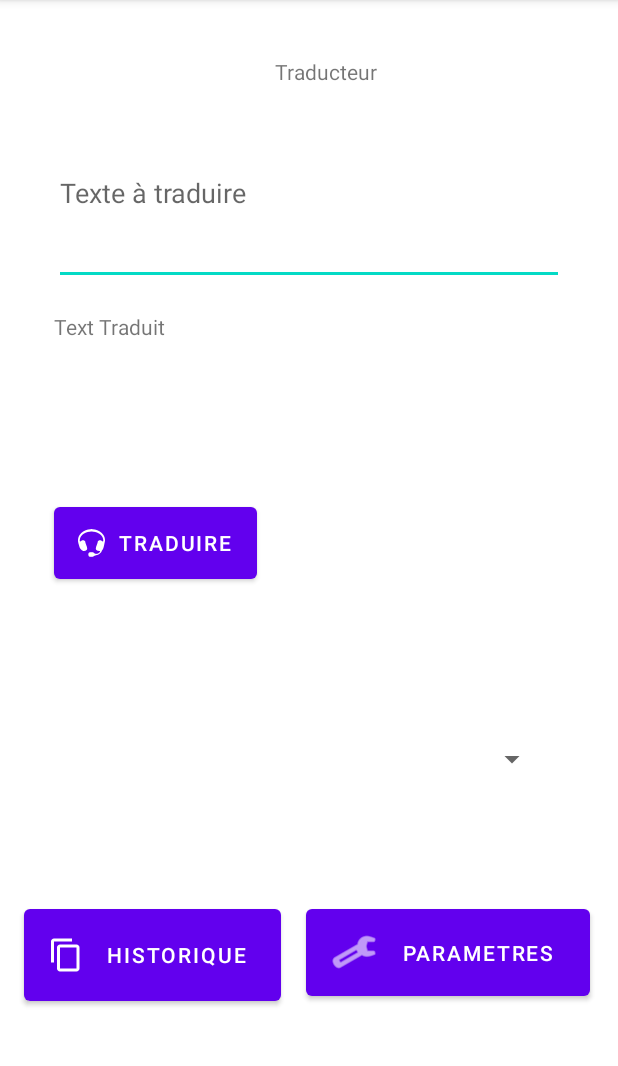
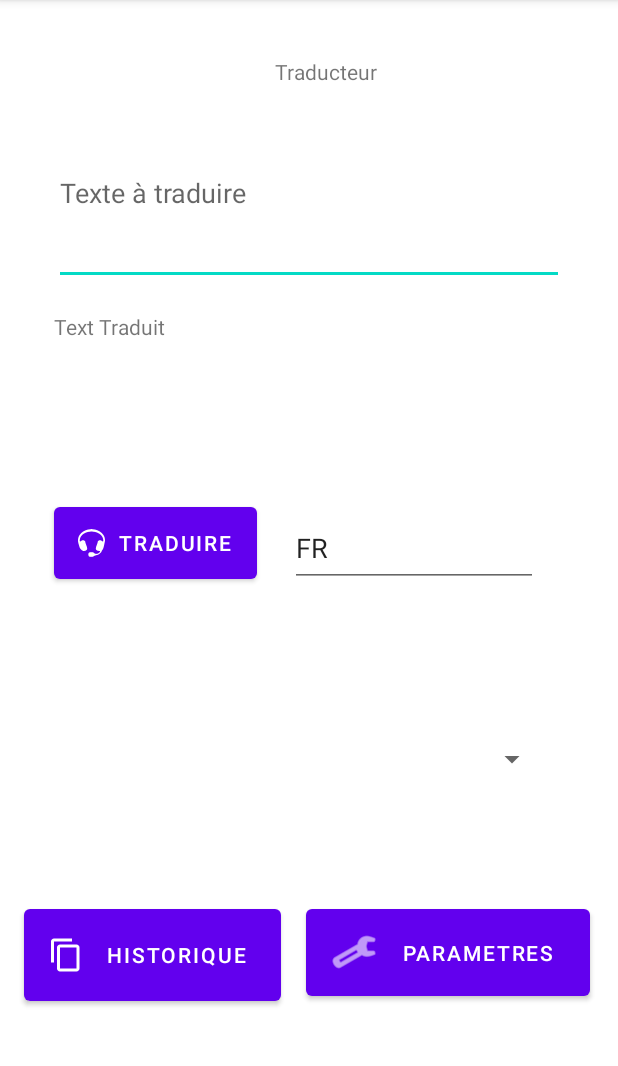
Before and after one commit to antoine-chenevier/Projet-Android, an Android app: the ActivityHistory screen opened directly, with no data from a screen before it, after a tap on an icon or button, on a phone screen of 412 x 824 dp, the part 84-1150 px from its top. Run offline under Robolectric (Android 15) with nearby library versions, the phone set to English and light mode, and no system bars; libraries missing offline, so code that uses them is left out: com.androidnetworking, com.androidnetworking.error, com.androidnetworking.interfaces; 2 statements that could not run were skipped.

```diff
--- a/app/src/main/java/com/chenevier/projet/ActivityHistory.java
+++ b/app/src/main/java/com/chenevier/projet/ActivityHistory.java
@@ -19,12 +19,15 @@ public class ActivityHistory extends AppCompatActivity implements AdapterView.On
     ListView listHistory;
     ArrayList<String> historique = new ArrayList<String>();;
 
-
     @Override
     protected void onCreate(Bundle savedInstanceState) {
         super.onCreate(savedInstanceState);
         setContentView(R.layout.activity_history);
+
+        // Set objets
         listHistory = findViewById(R.id.listHistique);
+
+        // Read the history
         SharedPreferences fileH = getSharedPreferences("fileHistory",MODE_PRIVATE);
         SharedPreferences.Editor editorH = fileH.edit();
         for(int i=0;i<10;i++){
@@ -32,8 +35,9 @@ public class ActivityHistory extends AppCompatActivity implements AdapterView.On
             historique.add(value);
         }
 
-        ArrayAdapter<String> month = new ArrayAdapter<>(this, android.R.layout.simple_list_item_1,historique);
-        listHistory.setAdapter(month);
+        // Set the display for history
+        ArrayAdapter<String> arrayAdapter = new ArrayAdapter<>(this, android.R.layout.simple_list_item_1,historique);
+        listHistory.setAdapter(arrayAdapter);
         listHistory.setOnItemClickListener(this);
     }
 
--- a/app/src/main/java/com/chenevier/projet/Langue.java
+++ b/app/src/main/java/com/chenevier/projet/Langue.java
@@ -32,7 +32,7 @@ public class Langue {
         int secondLetter = Character.codePointAt(countryCode, 1) - 0x41 + 0x1F1E6;
         String flag =  new String(Character.toChars(firstLetter)) + new String(Character.toChars(secondLetter));
 
-        return  flag+ " " + this.name;
+        return  flag+ " " + language;
     }
 
 
--- a/app/src/main/java/com/chenevier/projet/MainActivity.java
+++ b/app/src/main/java/com/chenevier/projet/MainActivity.java
@@ -24,7 +24,7 @@ import org.json.JSONObject;
 
 import java.util.ArrayList;
 
-public class MainActivity extends AppCompatActivity {
+public class MainActivity extends AppCompatActivity implements AdapterView.OnItemSelectedListener {
     String APIKey = "";
     ArrayList<Langue> langue_list = new ArrayList<>();
     ArrayAdapter<Langue> arrayAdapter ;
@@ -37,10 +37,13 @@ public class MainActivity extends AppCompatActivity {
         setContentView(R.layout.activity_main);
         AndroidNetworking.initialize(this);
 
+
+        // Set the api key
         SharedPreferences file = getSharedPreferences("fileKey",MODE_PRIVATE);
         SharedPreferences.Editor editor = file.edit();
         APIKey = file.getString("APIKey","");
 
+        // Get the list of languages
         AndroidNetworking.get("https://api-free.deepl.com/v2/languages")
                 .addHeaders("Authorization", "DeepL-Auth-Key " + APIKey)
                 .build()
@@ -54,38 +57,26 @@ public class MainActivity extends AppCompatActivity {
                                 String name = langue.getString("name");
                                 Langue langueAdd = new Langue(language, name);
                                 langue_list.add(langueAdd);
-
-
                             }
-
                         } catch (JSONException e) {
                             e.printStackTrace();
                         }
                     }
-
                     @Override
                     public void onError(ANError anError) {
                         Toast toast = Toast.makeText(MainActivity.this, anError.toString(), Toast.LENGTH_LONG);
                         toast.show();
                     }
                 });
+
+        // Set the spinner with the list of languages
         arrayAdapter = new ArrayAdapter<>(this, android.R.layout.simple_spinner_dropdown_item, langue_list);
         Spinner spinner = findViewById(R.id.spinner);
-        //create array adapter and provide arrary list to it
+        spinner.setOnItemSelectedListener(this);
 
         arrayAdapter.notifyDataSetChanged();
         spinner.setAdapter(arrayAdapter);
-        spinner.setOnItemSelectedListener(new AdapterView.OnItemSelectedListener() {
-            @Override
-            public void onItemSelected(AdapterView<?> parent, View view, int position, long id) {
-                spinner.setSelection(position);
-            }
 
-            @Override
-            public void onNothingSelected(AdapterView<?> parent) {
-
-            }
-        });
 /*
         Intent i = getIntent();
         String values = i.getStringExtra("textATraduire");
@@ -99,6 +90,7 @@ public class MainActivity extends AppCompatActivity {
     }
 
     public void Historique(View view) {
+        // Load the history view
         Intent nextActivity = new Intent(
                 MainActivity.this,
                 ActivityHistory.class
@@ -108,17 +100,22 @@ public class MainActivity extends AppCompatActivity {
 
     public  void Traduire(View view){
 
-
-
+        // Set the api key
         SharedPreferences file = getSharedPreferences("fileKey",MODE_PRIVATE);
         SharedPreferences.Editor editor = file.edit();
         APIKey = file.getString("APIKey","");
 
+        // Initialise objets
         EditText texte = (EditText) findViewById(R.id.editTextTraduire);
         TextView traduit = (TextView) findViewById(R.id.textViewTraduction);
         Spinner spinner = (Spinner)findViewById(R.id.spinner);
+        EditText textLanguage = (EditText) findViewById(R.id.editLanguage);
+        langue_selected = textLanguage.getText().toString();
+
         //Langue langueL = (Langue) spinner.getSelectedItem();
         //langue_selected = langueL.language;
+
+        // Send the text to translate
         AndroidNetworking.post("https://api-free.deepl.com/v2/translate")
                 .addHeaders("Authorization","DeepL-Auth-Key "+APIKey)
                 .addBodyParameter("text",texte.getText().toString())
@@ -139,7 +136,6 @@ public class MainActivity extends AppCompatActivity {
 
                         }
                     }
-
                     @Override
                     public void onError(ANError anError) {
                         Toast toast = Toast.makeText(MainActivity.this,anError.toString(),Toast.LENGTH_LONG);
@@ -147,25 +143,39 @@ public class MainActivity extends AppCompatActivity {
                     }
                 });
 
-
+            // Save the last 10 text translated
             SharedPreferences fileH = getSharedPreferences("fileHistory",MODE_PRIVATE);
             SharedPreferences.Editor editorH = fileH.edit();
             editorH.putString("historique"+ i,texte.getText().toString());
             editorH.commit();
             i++;
-            if(i>10){
-                i=0;
-            }
+            if(i>10){   i=0;    }
 
 
 
     }
 
     public void Parametres(View view) {
+        // Start the parameter View
         Intent nextActivity = new Intent(
                 MainActivity.this,
                 ParametresActivity.class
         );
         startActivity(nextActivity);
     }
+
+    @Override
+    public void onItemSelected(AdapterView<?> parent, View view, int position, long id) {
+        // On selecting a spinner item
+        String item = parent.getItemAtPosition(position).toString();
+
+        // Showing selected spinner item
+        Toast.makeText(parent.getContext(), "Selected: " + item, Toast.LENGTH_LONG).show();
+
+    }
+
+    public void onNothingSelected(AdapterView<?> arg0) {
+        // TODO Auto-generated method stub
+
+    }
 }
--- a/app/src/main/res/layout/activity_main.xml
+++ b/app/src/main/res/layout/activity_main.xml
@@ -86,4 +86,16 @@
         app:layout_constraintStart_toStartOf="parent"
         tools:ignore="SpeakableTextPresentCheck" />
 
+    <EditText
+        android:id="@+id/editLanguage"
+        android:layout_width="165dp"
+        android:layout_height="52dp"
+        android:layout_marginStart="193dp"
+        android:layout_marginTop="339dp"
+        android:ems="10"
+        android:inputType="textPersonName"
+        android:text="FR"
+        app:layout_constraintStart_toStartOf="parent"
+        app:layout_constraintTop_toTopOf="parent" />
+
 </androidx.constraintlayout.widget.ConstraintLayout>
```
Also changed, not shown: app/src/main/java/com/chenevier/projet/ParametresActivity.java (+11 -9 lines).
